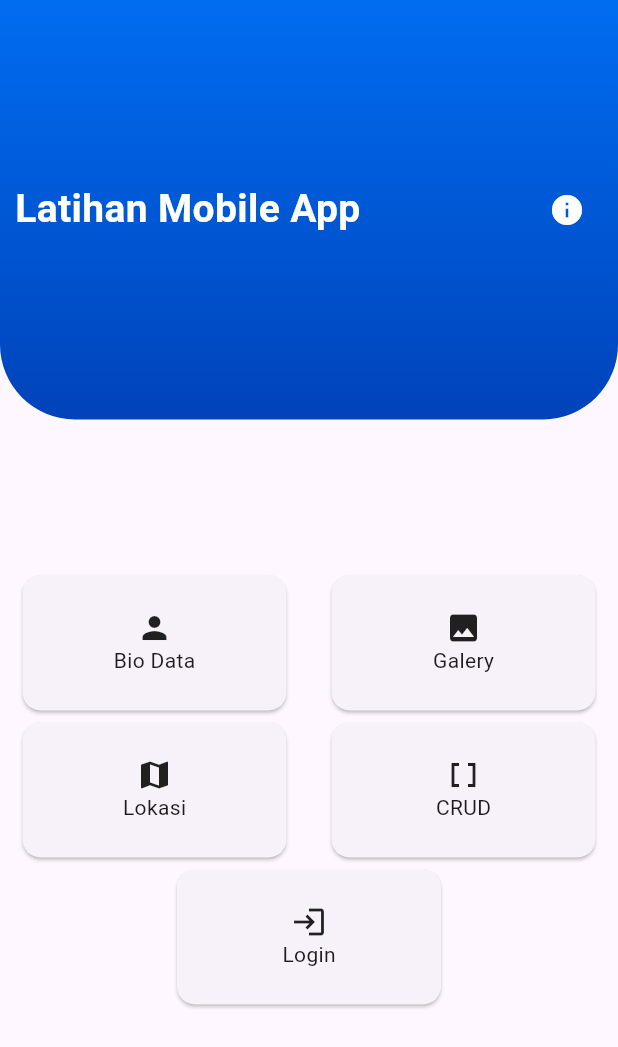
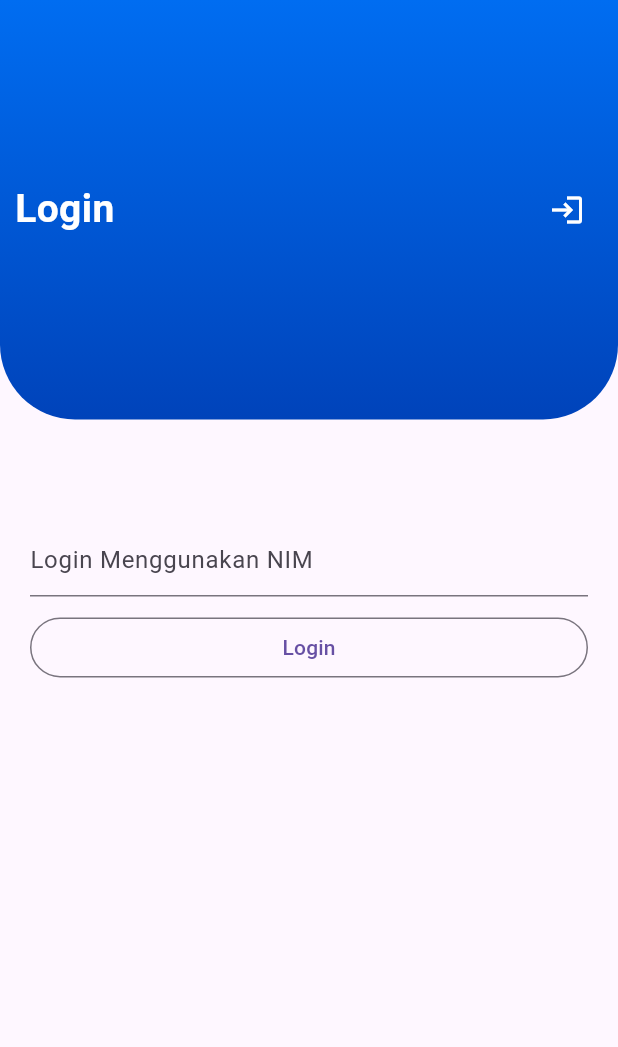
Before and after one commit to ahmad-mujamil/pmobile, a Flutter app: the screen it shows after launch, after a tap on "Login", on a phone screen of 412 x 824 dp. Shown: the top 1047 px of the screen. Run offline on Flutter 3.47's test engine with Material 3 defaults, Android fonts, the phone set to English and light mode, and no system bars; our stand-ins replace flutter_map, latlong2, shared_preferences, sqflite; missing offline and left inert: dart:ffi, flutter_map_location_marker, gallery_image_viewer; accounts and stored records are empty.

Commit message:
add login

```diff
--- a/lib/db/database_helper.dart
+++ b/lib/db/database_helper.dart
@@ -39,169 +39,11 @@ class DatabaseHelper {
     final database = await DatabaseService().database;
     return await database.update(tableUser,user.toJson(),where: "id = ?",whereArgs: [id]);
   }
-  // Future<List<TarifSqfliteModel>> fetchTarifByGol({required String gol}) async {
-  //   final database = await DatabaseService().database;
-  //   var mapList = await database
-  //       .rawQuery('SELECT * FROM $tableTarif WHERE cKdGol= "$gol" ');
-  //   return mapList.map((data) => TarifSqfliteModel.fromJson(data)).toList();
-  // }
 
-  // Future<List<DiameterSqfliteModel>> fetchAllDiameter() async {
-  //   final database = await DatabaseService().database;
-  //   var mapList = await database.rawQuery('SELECT * FROM $tableDiameter ');
-  //   return mapList.map((data) => DiameterSqfliteModel.fromJson(data)).toList();
-  // }
-
-  // Future<List<DiameterSqfliteModel>> fetchDiameterById(
-  //     {required String id}) async {
-  //   final database = await DatabaseService().database;
-  //   var mapList = await database
-  //       .rawQuery('SELECT * FROM $tableDiameter WHERE id= "$id" ');
-  //   return mapList.map((data) => DiameterSqfliteModel.fromJson(data)).toList();
-  // }
-
-  // Future<List<ByAdminSqfliteModel>> fetchAllByAdmin() async {
-  //   final database = await DatabaseService().database;
-  //   var mapList = await database.rawQuery('SELECT * FROM $tableByAdmin ');
-  //   return mapList.map((data) => ByAdminSqfliteModel.fromJson(data)).toList();
-  // }
-
-  // Future<List<ByAdminSqfliteModel>> fetchByAdminByGol(
-  //     {required String gol}) async {
-  //   final database = await DatabaseService().database;
-  //   var mapList = await database
-  //       .rawQuery('SELECT * FROM $tableByAdmin WHERE cKdGol= "$gol" ');
-  //   return mapList.map((data) => ByAdminSqfliteModel.fromJson(data)).toList();
-  // }
-
-  // Future<List<BacaanSqfliteModel>> fetchDataSudahCatat() async {
-  //   final database = await DatabaseService().database;
-  //   final bacaan = await database.rawQuery(
-  //       '''SELECT * FROM $tableBacameter Where dTglCatat Is Not Null ORDER BY cIdPel''');
-  //   return bacaan.map((data) => BacaanSqfliteModel.fromJson(data)).toList();
-  // }
-
-  // Future<List<BacaanSqfliteModel>> fetchDataBelumUpload() async {
-  //   final database = await DatabaseService().database;
-  //   final bacaan = await database.rawQuery(
-  //       '''SELECT * FROM $tableBacameter Where dTglCatat Is Not Null AND dTglUpload is null ORDER BY cIdPel''');
-  //   return bacaan.map((data) => BacaanSqfliteModel.fromJson(data)).toList();
-  // }
-
-  // Future<int> updatePelangganBelumUpload() async {
-  //   final database = await DatabaseService().database;
-  //   return await database.update(
-  //     tableBacameter,
-  //     {
-  //       'dTglUpload': null,
-  //     },
-  //     where: 'dTglUpload IS NOT NULL',
-  //   );
-  // }
-
-  // Future<List<Map<String, dynamic>>> fetchDataSisaByWilayah() async {
-  //   final database = await DatabaseService().database;
-  //   final data = await database.rawQuery(
-  //       '''SELECT vcJalan,vcWilayah, count(*) as jumlah FROM $tableBacameter  GROUP BY vcJalan ORDER BY vcJalan''');
-  //   return data;
-  // }
-
-  // Future<List<BacaanSqfliteModel>> getJumlahSudahCatatByWilayah(
-  //     {required String namaWilayah}) async {
-  //   final database = await DatabaseService().database;
-  //   final bacaan = await database.rawQuery(
-  //       '''SELECT * FROM $tableBacameter Where dTglCatat IS NOT NULL AND vcJalan = '$namaWilayah' ORDER BY cIdPel''');
-  //   return bacaan.map((data) => BacaanSqfliteModel.fromJson(data)).toList();
-  // }
-
-  // Future<List<BacaanSqfliteModel>> getPelangganByWilayah(
-  //     {required String namaWilayah}) async {
-  //   final database = await DatabaseService().database;
-  //   final bacaan = await database.rawQuery(
-  //       '''SELECT * FROM $tableBacameter Where vcJalan = '$namaWilayah' ORDER BY cIdPel''');
-  //   return bacaan.map((data) => BacaanSqfliteModel.fromJson(data)).toList();
-  // }
-
-  // Future<List<BacaanSqfliteModel>> getBelumUploadPelanggan() async {
-  //   final database = await DatabaseService().database;
-  //   final bacaan = await database.rawQuery(
-  //       '''SELECT * FROM $tableBacameter Where dTglUpload Is Null AND dTglCatat Is Not Null ORDER BY dTglCatat DESC limit 50''');
-  //   return bacaan.map((data) => BacaanSqfliteModel.fromJson(data)).toList();
-  // }
-
-  // Future<List<BacaanSqfliteModel>> getDigitAkhirPelanggan(
-  //     {required String key}) async {
-  //   final database = await DatabaseService().database;
-  //   final bacaan = await database.rawQuery(
-  //       '''SELECT * FROM $tableBacameter Where cIdPel LIKE '%$key' ORDER BY cIdPel''');
-  //   return bacaan.map((data) => BacaanSqfliteModel.fromJson(data)).toList();
-  // }
-
-  // Future<int> deleteBacameter() async {
-  //   final database = await DatabaseService().database;
-  //   return await database.delete(tableBacameter);
-  // }
-
-  // Future<int> deleteStatus() async {
-  //   final database = await DatabaseService().database;
-  //   return await database.delete(tableStatus);
-  // }
-
-  // Future<int> deleteTarif() async {
-  //   final database = await DatabaseService().database;
-  //   return await database.delete(tableTarif);
-  // }
-
-  // Future<int> deleteByAdmin() async {
-  //   final database = await DatabaseService().database;
-  //   return await database.delete(tableByAdmin);
-  // }
-
-  // Future<int> deleteDiameter() async {
-  //   final database = await DatabaseService().database;
-  //   return await database.delete(tableDiameter);
-  // }
-
-  // Future<int> updateBacameter({
-  //   required String cIdPel,
-  //   required String dTglCatat,
-  //   required int nStIni,
-  //   required int nPakai,
-  //   required String cKetWM,
-  //   required String txtFoto,
-  //   required String txtPathFoto,
-  //   required String txtMemo,
-  //   required int nEstimasi,
-  // }) async {
-  //   final database = await DatabaseService().database;
-  //   return await database.update(
-  //       tableBacameter,
-  //       {
-  //         'dTglCatat': dTglCatat,
-  //         'nStIni': nStIni,
-  //         'nPakai': nPakai,
-  //         'cKetWM': cKetWM,
-  //         'txtFoto': txtFoto,
-  //         'txtPathFoto': txtPathFoto,
-  //         'txtMemo': txtMemo,
-  //         'nEstimasi': nEstimasi,
-  //         'dTglUpload': null,
-  //       },
-  //       where: 'cIdPel = ?',
-  //       whereArgs: [cIdPel]);
-  // }
-
-  // Future<int> updatePelangganUpload({
-  //   required String cIdPel,
-  // }) async {
-  //   final database = await DatabaseService().database;
-  //   return await database.update(
-  //       tableBacameter,
-  //       {
-  //         'dTglUpload':
-  //             DateFormat('yyyy-MM-dd HH:mm:ss').format(DateTime.now()),
-  //       },
-  //       where: 'cIdPel = ?',
-  //       whereArgs: [cIdPel]);
-  // }
+  Future<List<User>> getUserByNim(String nim) async {
+    final database = await DatabaseService().database;
+    final users = await database
+        .rawQuery('''SELECT * FROM $tableUser WHERE nim = $nim ''');
+    return users.map((data) => User.fromJson(data)).toList();
+  }
 }
--- a/lib/main.dart
+++ b/lib/main.dart
@@ -3,6 +3,7 @@ import 'package:latihan1_jamil002/ui/bio.dart';
 import 'package:latihan1_jamil002/ui/crud.dart';
 import 'package:latihan1_jamil002/ui/galery.dart';
 import 'package:latihan1_jamil002/ui/home.dart';
+import 'package:latihan1_jamil002/ui/login.dart';
 import 'package:latihan1_jamil002/ui/maps.dart';
 
 
@@ -26,6 +27,7 @@ class MainApp extends StatelessWidget {
         '/galery' : (context) => const Galery(),
         '/map' : (context) => const Maps(),
         '/crud' : (context) => const Crud(),
+        '/login' : (context) => const Login(),
       },
     );
   }
--- a/lib/ui/list_data.dart
+++ /dev/null
@@ -1,21 +0,0 @@
-import 'package:flutter/material.dart';
-
-class ListData extends StatelessWidget {
-  const ListData({super.key});
-
-  @override
-  Widget build(BuildContext context) {
-    return MaterialApp(
-      home: Scaffold(
-        body: Center(
-          child: Column(
-            mainAxisAlignment: MainAxisAlignment.center,
-            children: [
-              Row(children: [], mainAxisAlignment: MainAxisAlignment.center,)
-            ],
-          ),
-        ),
-      ),
-    );
-  }
-}
--- /dev/null
+++ b/lib/ui/login.dart
@@ -0,0 +1,108 @@
+import 'dart:ffi';
+
+import 'package:flutter/material.dart';
+import 'package:flutter/widgets.dart';
+import 'package:latihan1_jamil002/db/database_helper.dart';
+import 'package:latihan1_jamil002/models/user.dart';
+import 'package:latihan1_jamil002/ui/component.dart';
+import 'package:shared_preferences/shared_preferences.dart';
+
+
+class Login extends StatefulWidget {
+  const Login({super.key});
+  @override
+  State<Login> createState() => _LoginState();
+}
+
+class _LoginState extends State<Login> {
+
+
+  TextEditingController textNim = TextEditingController();
+
+  DatabaseHelper db = DatabaseHelper();
+  @override
+  void initState() {
+    // TODO: implement initState
+    super.initState();
+
+  }
+  resetText() {
+    textNim.text = "";
+  }
+
+
+
+  @override
+  Widget build(BuildContext context) {
+    return Scaffold(
+      body: Column(
+          children: [
+            const Expanded(flex : 2, child: Header() ),
+            Expanded(flex : 3, child: Container(
+              padding: const EdgeInsets.all(20),
+              child: Column(
+
+                children: [
+                  TextFormField(
+                    controller: textNim,
+                    decoration:
+                        InputDecoration(hintText: "Login Menggunakan NIM"),
+                  ),
+                  const SizedBox(height: 10,),
+                  SizedBox(
+                    width: double.infinity,
+                    child: OutlinedButton(
+                      onPressed: (){
+                        db.getUserByNim(textNim.text.trim()).then((value) async {
+
+                          if(value.length > 0)
+                          {
+                            final SharedPreferences sessionLogin = await SharedPreferences.getInstance();
+                            sessionLogin.setString("auth",value[0].nim);
+                            Navigator.pushNamed(context, '/home');
+                          }else{
+                            const snackBar = SnackBar(
+                              content: Text('NIM Tidak Ditemukan'),
+                            );
+                            ScaffoldMessenger.of(context).showSnackBar(snackBar);
+                          }
+
+                        },);
+                      },
+                      child: Text("Login"),
+                    ),
+                  )
+                ],),
+            )),
+          ],
+        ),
+      );
+
+  }
+}
+
+class Header extends StatelessWidget {
+  const Header({super.key});
+
+  @override
+  Widget build(BuildContext context) {
+    return Stack(
+      fit: StackFit.expand,
+      children: [
+        headerTemplate(
+          Row(
+            mainAxisAlignment: MainAxisAlignment.spaceBetween,
+            children: [
+              const Text('Login', style: TextStyle(fontSize: 26, fontWeight: FontWeight.bold,color: Colors.white ),),
+              IconButton(onPressed: () {}, icon: const Icon(Icons.login, color: Colors.white,))
+            ],
+          )
+        ),
+        // Align(
+        //   alignment: Alignment.topLeft,
+        //   child:IconButton(icon: Icon(Icons.arrow_back),onPressed: () => Navigator.pop(context), color: Colors.white,) ,
+        // ),
+      ],
+    );
+  }
+}
--- a/pubspec.yaml
+++ b/pubspec.yaml
@@ -15,6 +15,7 @@ dependencies:
   geolocator: ^11.0.0
   latlong2: ^0.9.1
   path_provider: ^2.1.3
+  shared_preferences: ^2.2.3
   sqflite: ^2.3.3
 
 dev_dependencies:
```
Also changed, not shown: lib/ui/bio.dart (+41 -6 lines), pubspec.lock, 2 other files.
